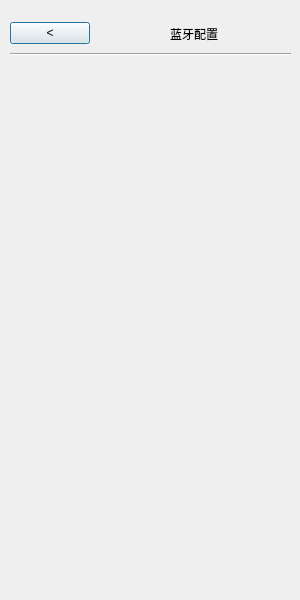
Qt form configwindow.ui (ZzzzzzS/uper2018) before a commit.
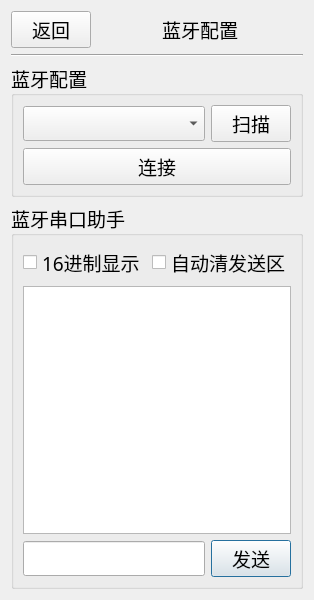
The same form after that commit.

Commit message: 补充push,刚才没有一次性commit全部

Diff of the .ui file:
```diff
--- a/configwindow.ui
+++ b/configwindow.ui
@@ -10,25 +10,26 @@
     <height>600</height>
    </rect>
   </property>
+  <property name="font">
+   <font>
+    <family>微软雅黑 Light</family>
+    <pointsize>14</pointsize>
+   </font>
+  </property>
   <property name="windowTitle">
    <string>Dialog</string>
   </property>
-  <widget class="QWidget" name="">
-   <property name="geometry">
-    <rect>
-     <x>10</x>
-     <y>20</y>
-     <width>281</width>
-     <height>36</height>
-    </rect>
-   </property>
+  <layout class="QGridLayout" name="gridLayout_3">
+   <item row="0" column="0">
+    <layout class="QVBoxLayout" name="verticalLayout_5">
+     <item>
    <layout class="QVBoxLayout" name="verticalLayout">
     <item>
      <layout class="QHBoxLayout" name="horizontalLayout">
       <item>
        <widget class="QPushButton" name="pushButton">
         <property name="text">
-         <string>&lt;</string>
+            <string>返回</string>
         </property>
        </widget>
       </item>
@@ -75,7 +76,109 @@
      </widget>
     </item>
    </layout>
-  </widget>
+     </item>
+     <item>
+      <layout class="QVBoxLayout" name="verticalLayout_4">
+       <item>
+        <widget class="QGroupBox" name="groupBox">
+         <property name="title">
+          <string>蓝牙配置</string>
+         </property>
+         <layout class="QGridLayout" name="gridLayout">
+          <item row="0" column="0">
+           <layout class="QVBoxLayout" name="verticalLayout_2">
+            <item>
+             <layout class="QHBoxLayout" name="horizontalLayout_2">
+              <item>
+               <widget class="QComboBox" name="ConnectBox">
+                <property name="sizePolicy">
+                 <sizepolicy hsizetype="Expanding" vsizetype="Fixed">
+                  <horstretch>0</horstretch>
+                  <verstretch>0</verstretch>
+                 </sizepolicy>
+                </property>
+               </widget>
+              </item>
+              <item>
+               <widget class="QPushButton" name="ScanButton">
+                <property name="text">
+                 <string>扫描</string>
+                </property>
+               </widget>
+              </item>
+             </layout>
+            </item>
+            <item>
+             <widget class="QPushButton" name="ConnectButton">
+              <property name="text">
+               <string>连接</string>
+              </property>
+              <property name="default">
+               <bool>false</bool>
+              </property>
+             </widget>
+            </item>
+           </layout>
+          </item>
+         </layout>
+        </widget>
+       </item>
+       <item>
+        <widget class="QGroupBox" name="groupBox_2">
+         <property name="title">
+          <string>蓝牙串口助手</string>
+         </property>
+         <layout class="QGridLayout" name="gridLayout_2">
+          <item row="0" column="0">
+           <layout class="QVBoxLayout" name="verticalLayout_3">
+            <item>
+             <layout class="QHBoxLayout" name="horizontalLayout_3">
+              <item>
+               <widget class="QCheckBox" name="HEXBox">
+                <property name="text">
+                 <string>16进制显示</string>
+                </property>
+               </widget>
+              </item>
+              <item>
+               <widget class="QCheckBox" name="AutoCleanBox">
+                <property name="text">
+                 <string>自动清发送区</string>
+                </property>
+               </widget>
+              </item>
+             </layout>
+            </item>
+            <item>
+             <widget class="QTextEdit" name="ReceiveArea"/>
+            </item>
+            <item>
+             <layout class="QHBoxLayout" name="horizontalLayout_4">
+              <item>
+               <widget class="QLineEdit" name="SendArea"/>
+              </item>
+              <item>
+               <widget class="QPushButton" name="pushButton_2">
+                <property name="text">
+                 <string>发送</string>
+                </property>
+                <property name="default">
+                 <bool>true</bool>
+                </property>
+               </widget>
+              </item>
+             </layout>
+            </item>
+           </layout>
+          </item>
+         </layout>
+        </widget>
+       </item>
+      </layout>
+     </item>
+    </layout>
+   </item>
+  </layout>
  </widget>
  <resources/>
  <connections/>
```
Left out of the diff: 2 changed lines with no effect on the pictures. Lines whose indentation alone changed are shown as unchanged. The commit also changes 14 other files.
